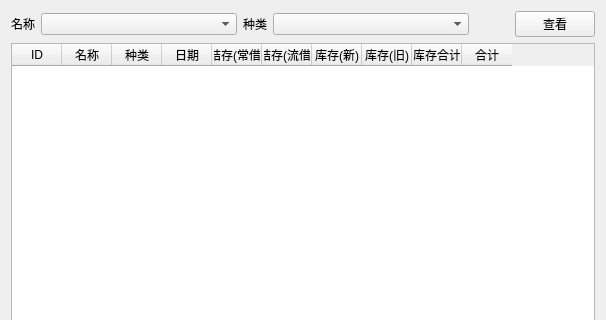
Old version of the form showlastrecord.ui in the repository 3642214/warehouse; both pictures show x 0 to 606 and y 0 to 320 of the 606 by 460 pixel window.
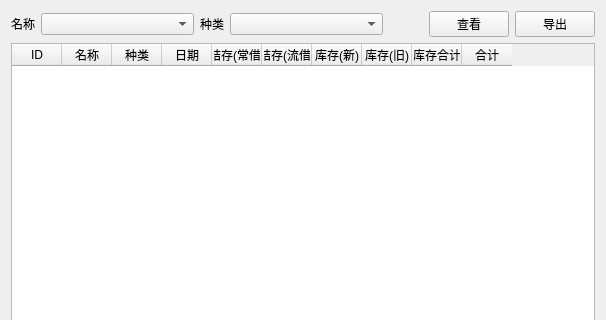
New version of the form.

Patch:
```diff
--- a/showlastrecord.ui
+++ b/showlastrecord.ui
@@ -18,7 +18,7 @@
   </property>
   <layout class="QVBoxLayout" name="verticalLayout">
    <item>
-    <layout class="QHBoxLayout" name="horizontalLayout" stretch="0,2,0,2,0,0">
+    <layout class="QHBoxLayout" name="horizontalLayout" stretch="0,2,0,2,0,0,0">
      <item>
       <widget class="QLabel" name="label">
        <property name="text">
@@ -59,6 +59,13 @@
        </property>
       </widget>
      </item>
+     <item>
+      <widget class="QPushButton" name="exportButton">
+       <property name="text">
+        <string>导出</string>
+       </property>
+      </widget>
+     </item>
     </layout>
    </item>
    <item>
```
